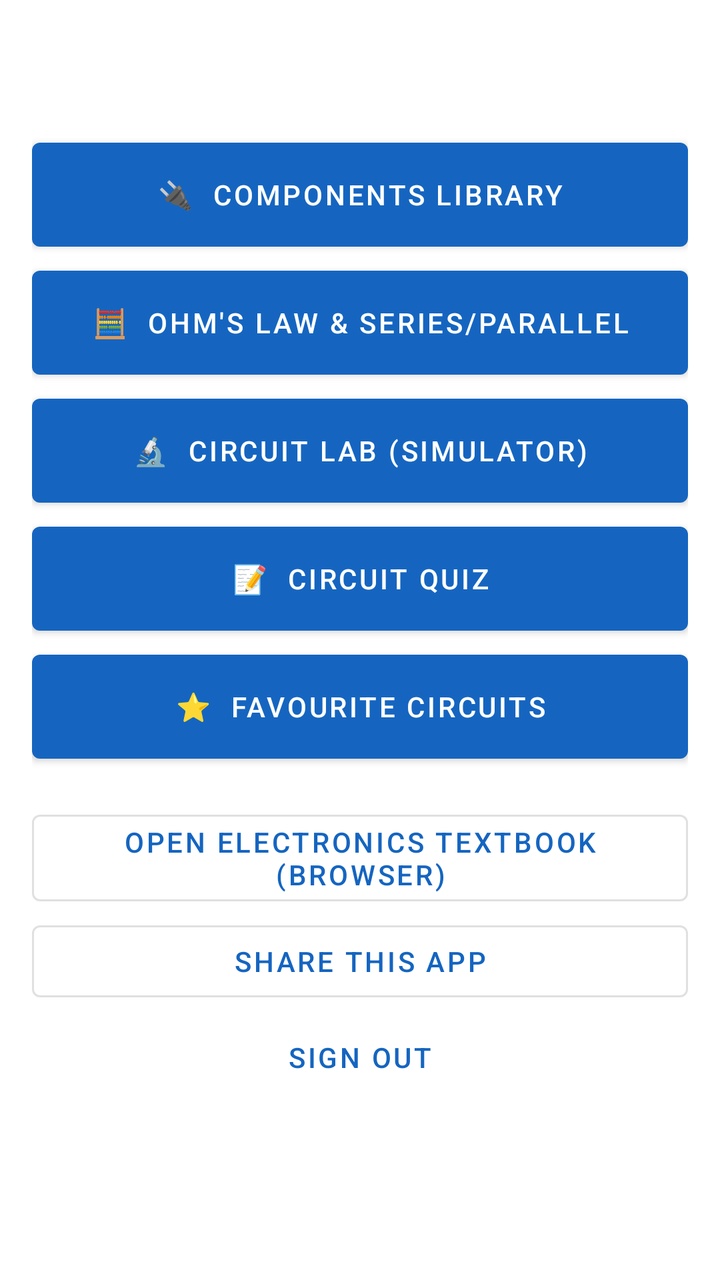
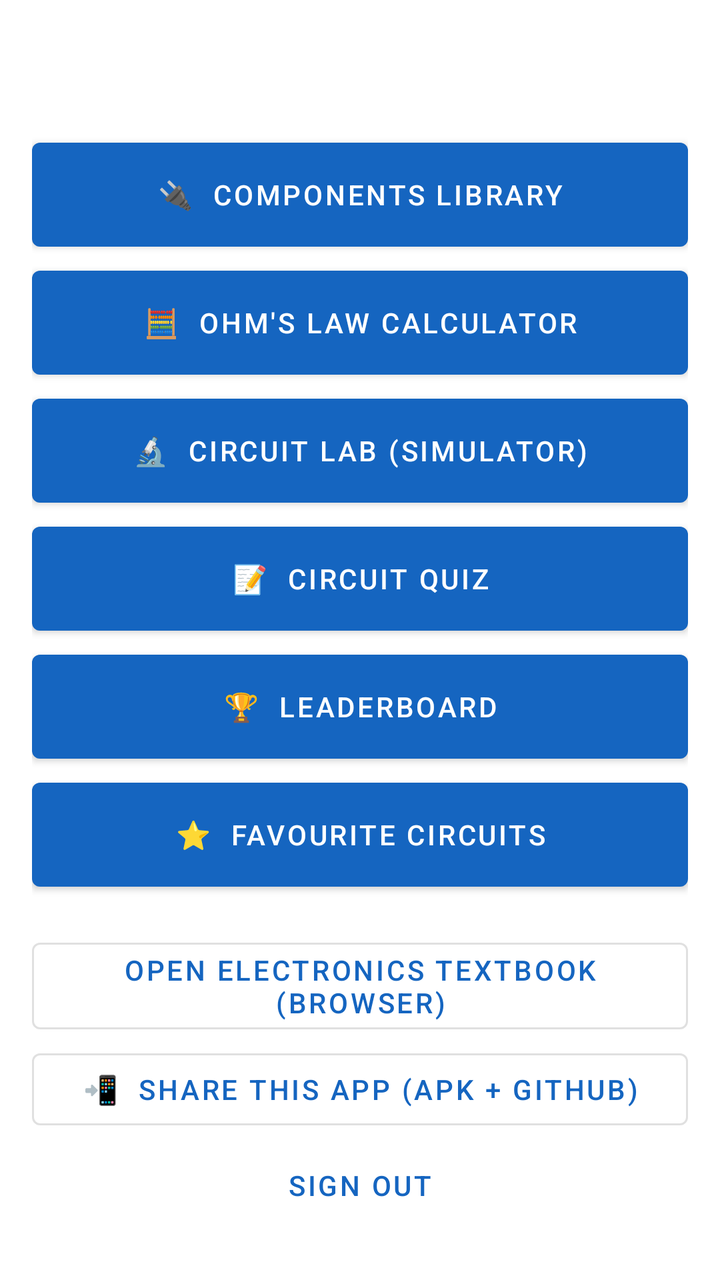

An Android layout rendered at two revisions. The XML below is the earlier revision; the diff shows what the commit changed to produce the second picture.
<!-- AndroidManifest.xml: application theme Theme.CircuitCraft -->
<!-- res/layout/activity_main.xml -->
<?xml version="1.0" encoding="utf-8"?>
<ScrollView xmlns:android="http://schemas.android.com/apk/res/android"
    android:layout_width="match_parent" android:layout_height="match_parent">

    <LinearLayout
        android:layout_width="match_parent" android:layout_height="wrap_content"
        android:orientation="vertical" android:padding="16dp">

        <TextView android:id="@+id/tvOffline"
            android:layout_width="match_parent" android:layout_height="wrap_content"
            android:background="@color/error_red" android:textColor="@color/white"
            android:padding="8dp" android:gravity="center"
            android:text="No internet - quiz uses offline questions" android:visibility="gone" />

        <TextView android:id="@+id/tvWelcome"
            android:layout_width="match_parent" android:layout_height="wrap_content"
            android:layout_marginTop="8dp" android:layout_marginBottom="12dp"
            android:textSize="22sp" android:textStyle="bold" android:textColor="@color/primary" />

        <Button android:id="@+id/btnComponents"
            android:layout_width="match_parent" android:layout_height="64dp"
            android:text="🔌  Components Library" />
        <Button android:id="@+id/btnCalculator"
            android:layout_width="match_parent" android:layout_height="64dp"
            android:text="🧮  Ohm's Law &amp; Series/Parallel" />
        <Button android:id="@+id/btnLab"
            android:layout_width="match_parent" android:layout_height="64dp"
            android:text="🔬  Circuit Lab (Simulator)" />
        <Button android:id="@+id/btnQuiz"
            android:layout_width="match_parent" android:layout_height="64dp"
            android:text="📝  Circuit Quiz" />
        <Button android:id="@+id/btnFavourites"
            android:layout_width="match_parent" android:layout_height="64dp"
            android:text="⭐  Favourite Circuits" />

        <Button android:id="@+id/btnHelp"
            style="@style/Widget.MaterialComponents.Button.OutlinedButton"
            android:layout_width="match_parent" android:layout_height="wrap_content"
            android:layout_marginTop="16dp" android:text="Open electronics textbook (browser)" />
        <Button android:id="@+id/btnShare"
            style="@style/Widget.MaterialComponents.Button.OutlinedButton"
            android:layout_width="match_parent" android:layout_height="wrap_content"
            android:text="Share this app" />
        <Button android:id="@+id/btnLogout"
            style="@style/Widget.MaterialComponents.Button.TextButton"
            android:layout_width="match_parent" android:layout_height="wrap_content"
            android:text="Sign out" />
    </LinearLayout>
</ScrollView>
<!-- resources referenced by this layout -->
<resources>
  <color name="error_red">#C62828</color>
  <color name="primary">#1565C0</color>
  <color name="white">#FFFFFF</color>
  <style name="Theme.CircuitCraft" parent="Theme.MaterialComponents.Light.DarkActionBar">
          <item name="colorPrimary">@color/primary</item>
          <item name="colorPrimaryVariant">@color/primary_dark</item>
          <item name="colorOnPrimary">@color/white</item>
          <item name="colorSecondary">@color/accent</item>
      </style>
  <color name="primary_dark">#0D47A1</color>
  <color name="accent">#FF8F00</color>
</resources>

<!-- the commit's change to res/layout/activity_main.xml (unified diff, before → after) -->
@@ -8,9 +8,16 @@
 
         <TextView android:id="@+id/tvOffline"
             android:layout_width="match_parent" android:layout_height="wrap_content"
-            android:background="@color/error_red" android:textColor="@color/white"
+            android:background="@color/banner_red" android:textColor="@color/white"
             android:padding="8dp" android:gravity="center"
             android:text="No internet - quiz uses offline questions" android:visibility="gone" />
+
+        
+        <TextView android:id="@+id/tvAlert"
+            android:layout_width="match_parent" android:layout_height="wrap_content"
+            android:layout_marginTop="4dp"
+            android:background="@color/accent" android:textColor="@color/white"
+            android:padding="8dp" android:gravity="center" android:visibility="gone" />
 
         <TextView android:id="@+id/tvWelcome"
             android:layout_width="match_parent" android:layout_height="wrap_content"
@@ -22,13 +29,16 @@
             android:text="🔌  Components Library" />
         <Button android:id="@+id/btnCalculator"
             android:layout_width="match_parent" android:layout_height="64dp"
-            android:text="🧮  Ohm's Law &amp; Series/Parallel" />
+            android:text="🧮  Ohm's Law Calculator" />
         <Button android:id="@+id/btnLab"
             android:layout_width="match_parent" android:layout_height="64dp"
             android:text="🔬  Circuit Lab (Simulator)" />
         <Button android:id="@+id/btnQuiz"
             android:layout_width="match_parent" android:layout_height="64dp"
             android:text="📝  Circuit Quiz" />
+        <Button android:id="@+id/btnLeaderboard"
+            android:layout_width="match_parent" android:layout_height="64dp"
+            android:text="🏆  Leaderboard" />
         <Button android:id="@+id/btnFavourites"
             android:layout_width="match_parent" android:layout_height="64dp"
             android:text="⭐  Favourite Circuits" />
@@ -40,7 +50,7 @@
         <Button android:id="@+id/btnShare"
             style="@style/Widget.MaterialComponents.Button.OutlinedButton"
             android:layout_width="match_parent" android:layout_height="wrap_content"
-            android:text="Share this app" />
+            android:text="📲  Share this app (APK + GitHub)" />
         <Button android:id="@+id/btnLogout"
             style="@style/Widget.MaterialComponents.Button.TextButton"
             android:layout_width="match_parent" android:layout_height="wrap_content"
<!-- resource entries referenced after the edit -->
@@ -1,6 +1,5 @@
 <!-- resources referenced by this layout -->
 <resources>
-  <color name="error_red">#C62828</color>
   <color name="primary">#1565C0</color>
   <color name="white">#FFFFFF</color>
   <style name="Theme.CircuitCraft" parent="Theme.MaterialComponents.Light.DarkActionBar">
